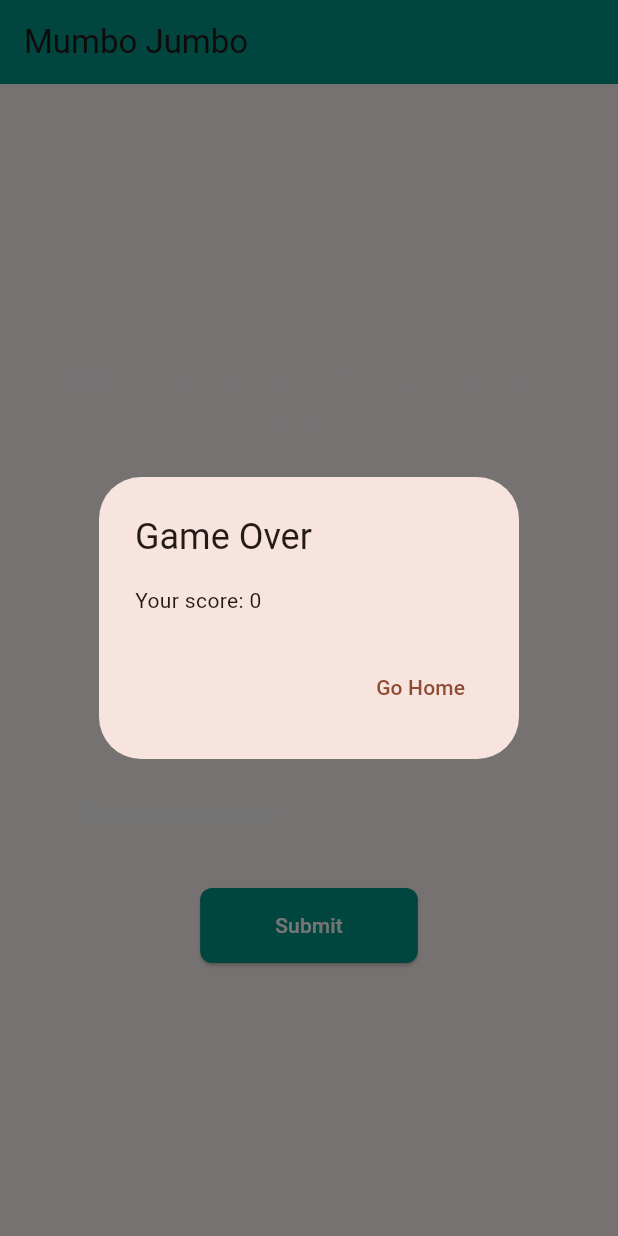
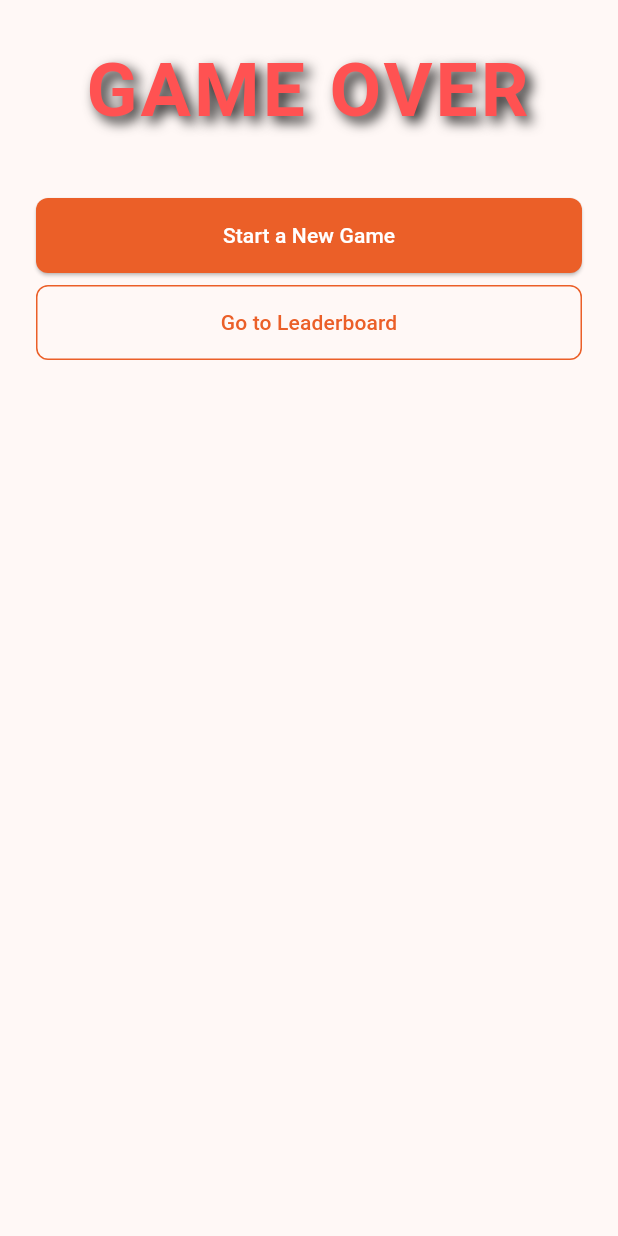
Before and after one commit to shetty456/mumbojumbo, a Flutter app: the GameZoneScreen screen opened by its route, after a tap on "Submit", on a phone screen of 412 x 824 dp. Run offline on Flutter 3.47's test engine with Material 3 defaults, Android fonts, the phone set to English and light mode, and no system bars; drawn by our look-alikes of flutter_animate; our stand-ins replace audioplayers, flutter_hooks, freezed_annotation, go_router, hooks_riverpod, riverpod_annotation and 1 more; accounts and stored records are empty; generated files the repository leaves out were written again.

Commit message:
add other screens

```diff
--- a/lib/common/router.dart
+++ b/lib/common/router.dart
@@ -1,22 +1,32 @@
 import 'package:go_router/go_router.dart';
+import 'package:mumbojumbo/screens/gameover_screen.dart';
 import 'package:mumbojumbo/screens/gamezone_screen.dart';
 import 'package:mumbojumbo/screens/leaderboard_screen.dart';
 import 'package:mumbojumbo/screens/onboarding_screen.dart';
+import 'package:mumbojumbo/screens/username_screen.dart';
 
 final appRouter = GoRouter(
   initialLocation: AppRoutePaths.onboarding,
   routes: [
     GoRoute(
       path: AppRoutePaths.onboarding,
-      builder: (context, state) => OnboardingScreen(),
+      builder: (context, state) => const OnboardingScreen(),
     ),
     GoRoute(
       path: AppRoutePaths.leaderboard,
-      builder: (context, state) => LeaderboardScreen(),
+      builder: (context, state) => const LeaderboardScreen(),
     ),
     GoRoute(
       path: AppRoutePaths.gamezone,
-      builder: (context, state) => GameZoneScreen(),
+      builder: (context, state) => const GameZoneScreen(),
+    ),
+    GoRoute(
+      path: AppRoutePaths.username,
+      builder: (context, state) => const UsernameScreen(),
+    ),
+    GoRoute(
+      path: AppRoutePaths.gameover,
+      builder: (context, state) => const GameoverScreen(),
     ),
   ],
 );
@@ -25,4 +35,6 @@ abstract class AppRoutePaths {
   static const onboarding = "/onboarding";
   static const leaderboard = "/leaderboard";
   static const gamezone = "/gamezone";
+  static const username = "/username";
+  static const gameover = "/gameover";
 }
--- a/lib/main.dart
+++ b/lib/main.dart
@@ -28,6 +28,17 @@ class MyApp extends StatelessWidget {
             ),
           ),
         ),
+        outlinedButtonTheme: OutlinedButtonThemeData(
+          style: OutlinedButton.styleFrom(
+            foregroundColor: spcolor, // Text color
+            side: const BorderSide(color: spcolor), // Outline color
+            padding: const EdgeInsets.symmetric(
+                horizontal: 30, vertical: 15), // Padding
+            shape: RoundedRectangleBorder(
+              borderRadius: BorderRadius.circular(8), // Rounded corners
+            ),
+          ),
+        ),
         useMaterial3: true,
       ),
       routerConfig: appRouter,
--- /dev/null
+++ b/lib/screens/gameover_screen.dart
@@ -0,0 +1,59 @@
+import 'package:flutter/material.dart';
+import 'package:flutter_animate/flutter_animate.dart';
+import 'package:go_router/go_router.dart';
+import 'package:hooks_riverpod/hooks_riverpod.dart';
+import 'package:mumbojumbo/common/router.dart';
+import 'package:mumbojumbo/screens/onboarding_screen.dart';
+
+class GameoverScreen extends HookConsumerWidget {
+  const GameoverScreen({super.key});
+  @override
+  Widget build(BuildContext context, WidgetRef ref) {
+    return Scaffold(
+      body: SafeArea(
+        child: Container(
+          padding: EdgeInsets.all(24),
+          child: Column(
+            crossAxisAlignment: CrossAxisAlignment.stretch,
+            children: [
+              const Text(
+                'GAME OVER',
+                textAlign: TextAlign.center,
+                style: TextStyle(
+                  fontSize: 50, // Large size for emphasis
+                  fontWeight: FontWeight.bold, // Bold and dramatic
+                  color: Colors
+                      .redAccent, // Red is often used for failure or urgency
+                  shadows: [
+                    Shadow(
+                      blurRadius: 10.0,
+                      color: Colors.black87, // Dark shadow for depth
+                      offset: Offset(4, 4),
+                    ),
+                  ],
+                  letterSpacing: 2.0, // Slight spacing to add intensity
+                ),
+              )
+                  .animate()
+                  .fadeIn(duration: 1.seconds) // Fade in animation
+                  // Scale animation
+                  .flip(duration: 1.2.seconds)
+                  .scale(duration: 0.6.seconds, curve: Curves.easeOut),
+              vHeight(36),
+              ElevatedButton(
+                onPressed: () => context.go(AppRoutePaths.onboarding),
+                child: const Text('Start a New Game'),
+              ),
+              vHeight(8),
+              // todo: this button should be placed somewhere else
+              OutlinedButton(
+                onPressed: () => context.push(AppRoutePaths.leaderboard),
+                child: const Text('Go to Leaderboard'),
+              ),
+            ],
+          ),
+        ),
+      ),
+    );
+  }
+}
--- a/lib/screens/gamezone_screen.dart
+++ b/lib/screens/gamezone_screen.dart
@@ -8,6 +8,7 @@ import 'package:mumbojumbo/common/models/common_models.dart';
 import 'dart:math';
 
 import 'package:mumbojumbo/common/router.dart';
+import 'package:mumbojumbo/screens/onboarding_screen.dart';
 
 class GameZoneScreen extends HookWidget {
   const GameZoneScreen({super.key});
@@ -26,6 +27,16 @@ class GameZoneScreen extends HookWidget {
     final controller = useTextEditingController();
     final focusNode = useFocusNode();
 
+    // Using useAnimationController hook to create an AnimationController
+    final animationController = useAnimationController(
+      duration: const Duration(seconds: 5), // Set animation duration
+    ); // Start animation from 1.0 (100%) and reverse
+
+    // Map the controller's value range (0.0 - 1.0) to a range of 0.2 to 0.0 (20% to 0%)
+    final animation = useMemoized(() {
+      return Tween<double>(begin: 1.0, end: 0.0).animate(animationController);
+    }, [animationController]);
+
     String jumbleWord(String word) {
       List<String> characters = word.split('');
       characters.shuffle(Random());
@@ -36,21 +47,22 @@ class GameZoneScreen extends HookWidget {
       timer.value?.cancel();
       controller.clear();
       timeLeft.value = 30;
-      showDialog(
-        context: context,
-        builder: (_) => AlertDialog(
-          title: const Text('Game Over'),
-          content: Text('Your score: ${score.value}'),
-          actions: [
-            TextButton(
-              onPressed: () {
-                context.go(AppRoutePaths.onboarding);
-              },
-              child: const Text('Go Home'),
-            ),
-          ],
-        ),
-      );
+      context.go(AppRoutePaths.gameover);
+      // showDialog(
+      //   context: context,
+      //   builder: (_) => AlertDialog(
+      //     title: const Text('Game Over'),
+      //     content: Text('Your score: ${score.value}'),
+      //     actions: [
+      //       TextButton(
+      //         onPressed: () {
+      //           context.go(AppRoutePaths.onboarding);
+      //         },
+      //         child: const Text('Go Home'),
+      //       ),
+      //     ],
+      //   ),
+      // );
     }
 
     void startTimer() {
@@ -65,22 +77,25 @@ class GameZoneScreen extends HookWidget {
     }
 
     Future<void> loadAnagrams() async {
-  final String response = await rootBundle.loadString('lib/data/words.json');
+      final String response =
+          await rootBundle.loadString('lib/data/words.json');
       final List<dynamic> data = json.decode(response);
 
-  final validData = data.where((item) => item['originalWord'] != null && item['hint'] != null);
+      final validData = data.where(
+          (item) => item['originalWord'] != null && item['hint'] != null);
 
-  anagrams.value = validData.map((item) => JumbleWord.fromJson(item)).toList();
+      anagrams.value =
+          validData.map((item) => JumbleWord.fromJson(item)).toList();
 
       if (anagrams.value.isNotEmpty) {
-    currentHint.value = anagrams.value[questionIndex.value].hint ?? 'No hint available';
+        currentHint.value =
+            anagrams.value[questionIndex.value].hint ?? 'No hint available';
         correctAnswer.value = anagrams.value[questionIndex.value].originalWord;
         currentAnagram.value = jumbleWord(correctAnswer.value);
 
         startTimer();
       }
     }
-
 
     useEffect(() {
       loadAnagrams();
@@ -110,69 +125,109 @@ class GameZoneScreen extends HookWidget {
       }
     }
 
+    String formatTime(int seconds) {
+      return '${(Duration(seconds: seconds))}'.split('.')[0].padLeft(8, '0');
+    }
+
     return Scaffold(
-      appBar: AppBar(
-        title: const Text('Mumbo Jumbo'),
-        backgroundColor: Colors.teal,
+      // appBar: AppBar(
+      //   title: const Text('Mumbo Jumbo'),
+      // ),
+      body: SafeArea(
+        child: Padding(
+          padding: const EdgeInsets.all(24.0),
+          child: Column(
+            crossAxisAlignment: CrossAxisAlignment.stretch,
+            children: [
+              ClipRRect(
+                borderRadius: BorderRadius.circular(8),
+                child: AnimatedBuilder(
+                  animation: animation,
+                  builder: (context, child) {
+                    return LinearProgressIndicator(
+                      value: animation
+                          .value, // Animating progress value from 0.2 to 0.0
+                      color: Colors.green,
+                      backgroundColor: Colors.grey,
+                    );
+                  },
                 ),
-      body: Padding(
-        padding: const EdgeInsets.all(20.0),
-        child: Column(
+              ),
+
+              vHeight(32),
+              Text(
+                formatTime(timeLeft.value),
+                style: const TextStyle(
+                    fontSize: 32,
+                    color: Colors.red,
+                    fontWeight: FontWeight.w900),
+                textAlign: TextAlign.center,
+              ),
+              vHeight(32),
+              Row(
                 mainAxisAlignment: MainAxisAlignment.center,
                 children: [
+                  const Icon(
+                    Icons.info_outline,
+                    color: Color(0xff34C759),
+                  ),
+                  const SizedBox(
+                    width: 4,
+                  ),
                   Text(
-              'Hint: ${currentHint.value}',
-              style: const TextStyle(fontSize: 20, color: Colors.white60),
+                    currentHint.value,
+                    style: const TextStyle(
+                        fontSize: 16,
+                        color: Color(0xff34C759),
+                        fontWeight: FontWeight.w600),
                     textAlign: TextAlign.center,
                   ),
-            const SizedBox(height: 20),
+                ],
+              ),
+              vHeight(60),
+              // Text(
+              //   'Score: ${score.value}',
+              //   style: const TextStyle(
+              //     fontSize: 20,
+              //   ),
+              // ),
               Text(
-              'Time Left: ${timeLeft.value}',
-              style: const TextStyle(fontSize: 24, color: Colors.white),
+                textAlign: TextAlign.center,
+                currentAnagram.value,
+                style:
+                    const TextStyle(fontSize: 45, fontWeight: FontWeight.bold),
               ),
-            const SizedBox(height: 20),
-            Text(
-              'Score: ${score.value}',
-              style: const TextStyle(fontSize: 20, color: Colors.white),
-            ),
-            const SizedBox(height: 40),
-            Text(
-              currentAnagram.value,
-              style: const TextStyle(fontSize: 40, color: Colors.white),
-            ),
-            const SizedBox(height: 20),
-            Padding(
-              padding: const EdgeInsets.symmetric(horizontal: 16.0),
-              child: TextField(
+              vHeight(60),
+              TextField(
                 controller: controller,
                 focusNode: focusNode,
                 decoration: InputDecoration(
                   hintText: 'Type your answer',
-                  hintStyle: const TextStyle(color: Colors.white60),
+                  hintStyle: const TextStyle(color: Colors.black),
                   filled: true,
-                  fillColor: Colors.white24,
+                  fillColor: Colors.white,
+                  contentPadding: const EdgeInsets.symmetric(
+                      vertical: 10.0, horizontal: 12.0),
                   border: OutlineInputBorder(
-                    borderRadius: BorderRadius.circular(10),
-                    borderSide: BorderSide.none,
+                    borderRadius: BorderRadius.circular(8),
+                    borderSide: const BorderSide(
+                      color: Color(0xffD9D9D9),
+                      width: 1.0,
                     ),
                   ),
-                style: const TextStyle(color: Colors.white),
+                ),
+                style: const TextStyle(color: Colors.black),
                 onSubmitted: submitAnswer,
               ),
-            ),
-            const SizedBox(height: 20),
+              vHeight(16),
               ElevatedButton(
                 onPressed: () => submitAnswer(controller.text),
-              style: ElevatedButton.styleFrom(
-                backgroundColor: Colors.teal,
-                padding:
-                    const EdgeInsets.symmetric(horizontal: 50, vertical: 15),
-              ),
                 child: const Text('Submit'),
               ),
             ],
           ),
         ),
+      ),
     );
   }
 }
--- a/lib/screens/onboarding_screen.dart
+++ b/lib/screens/onboarding_screen.dart
@@ -9,13 +9,7 @@ class OnboardingScreen extends HookConsumerWidget {
 
   @override
   Widget build(BuildContext context, WidgetRef ref) {
-    final userNameController = useTextEditingController();
 
-    void submitUserName(String username) {
-      // todo: here we can call the provider to check
-      print(username);
-      context.push(AppRoutePaths.gamezone);
-    }
 
     return Scaffold(
       // appBar: AppBar(title: const Text('Welcome to Mumbo Jumbo')),
@@ -58,42 +52,24 @@ class OnboardingScreen extends HookConsumerWidget {
               const InstructionItem(
                   text:
                       'Guess the anagram names related to our ashram or spiritual themes.'),
-              const InstructionItem(text: 'Players have 30 seconds to guess.'),
+              const InstructionItem(text: 'Players have 30 seconds to type the right answer.'),
               const InstructionItem(
                   text:
                       'Correct guesses earn points and proceed to the next round.'),
               const InstructionItem(
                   text:
                       'If no one guesses correctly within 30 seconds, the game ends.'),
+                                    const InstructionItem(
+                  text:
+                      'One can attempt a maximum of 20 questions only.'),
               const Spacer(),
-              TextField(
-                controller: userNameController,
-                decoration: InputDecoration(
-                  hintText: 'Username',
-                  hintStyle: const TextStyle(color: Colors.black),
-                  filled: true,
-                  fillColor: Colors.white,
-                  contentPadding: const EdgeInsets.symmetric(
-                      vertical: 10.0, horizontal: 12.0),
-                  border: OutlineInputBorder(
-                    borderRadius: BorderRadius.circular(8),
-                    borderSide: const BorderSide(
-                      color: Color(0xffD9D9D9),
-                      width: 1.0,
-                    ),
-                  ),
-                ),
-                style: const TextStyle(color: Colors.black),
-                onSubmitted: submitUserName,
-              ),
-              vHeight(8),
               ElevatedButton(
-                onPressed: () => submitUserName(userNameController.text),
+                onPressed: () => context.push(AppRoutePaths.username),
                 child: const Text('Start the Game'),
               ),
               vHeight(8),
               // todo: this button should be placed somewhere else
-              ElevatedButton(
+              OutlinedButton(
                 onPressed: () => context.push(AppRoutePaths.leaderboard),
                 child: const Text('Go to Leaderboard'),
               ),
@@ -103,11 +79,11 @@ class OnboardingScreen extends HookConsumerWidget {
       ),
     );
   }
+}
 
-  SizedBox vHeight(double height) => SizedBox(
-        height: height,
-      );
-}
+SizedBox vHeight(double height) => SizedBox(
+      height: height,
+    );
 
 class InstructionItem extends StatelessWidget {
   final String text;
--- /dev/null
+++ b/lib/screens/username_screen.dart
@@ -0,0 +1,65 @@
+import 'package:flutter/material.dart';
+import 'package:flutter_hooks/flutter_hooks.dart';
+import 'package:go_router/go_router.dart';
+import 'package:hooks_riverpod/hooks_riverpod.dart';
+import 'package:mumbojumbo/common/router.dart';
+import 'package:mumbojumbo/screens/onboarding_screen.dart';
+
+class UsernameScreen extends HookConsumerWidget {
+  const UsernameScreen({super.key});
+  @override
+  Widget build(BuildContext context, WidgetRef ref) {
+    final userNameController = useTextEditingController();
+
+    void submitUserName(String username) {
+      // todo: here we can call the provider to check
+      print(username);
+      context.push(AppRoutePaths.gamezone);
+    }
+
+    return Scaffold(
+      appBar: AppBar(title: const Text('Welcome to Mumbo Jumbo')),
+      body: SafeArea(
+          child: Container(
+        padding: const EdgeInsets.all(24),
+        child: Column(
+          crossAxisAlignment: CrossAxisAlignment.stretch,
+          children: [
+            const Text(
+              'Please input a random username so that we can identify you when you win the game. Please make sure that it is unique...',
+              style: TextStyle(fontSize: 14, fontWeight: FontWeight.bold),
+            ),
+            vHeight(16),
+            TextField(
+              controller: userNameController,
+              decoration: InputDecoration(
+                hintText: 'Username',
+                hintStyle: const TextStyle(color: Colors.black),
+                filled: true,
+                fillColor: Colors.white,
+                contentPadding: const EdgeInsets.symmetric(
+                    vertical: 10.0, horizontal: 12.0),
+                border: OutlineInputBorder(
+                  borderRadius: BorderRadius.circular(8),
+                  borderSide: const BorderSide(
+                    color: Color(0xffD9D9D9),
+                    width: 1.0,
+                  ),
+                ),
+              ),
+              style: const TextStyle(color: Colors.black),
+              onSubmitted: submitUserName,
+            ),
+            vHeight(16),
+            ElevatedButton(
+              onPressed: () => submitUserName(userNameController.text),
+              child: const Text('Enter Gamezone'),
+            ),
+            vHeight(32),
+            Image.asset('assets/images/game.png')
+          ],
+        ),
+      )),
+    );
+  }
+}
--- a/pubspec.yaml
+++ b/pubspec.yaml
@@ -43,6 +43,7 @@ dependencies:
   json_annotation: ^4.9.0
   shared_preferences: ^2.3.2
   riverpod_annotation: ^2.5.3
+  flutter_animate: ^4.5.0
 
 dev_dependencies:
   flutter_test:
@@ -76,7 +77,7 @@ flutter:
     - assets/sounds/bg_music.mp3
     - lib/data/words.json
     - lib/data/leaderboard.json
-    - assets/images/logo.png
+    - assets/images/
 
   # An image asset can refer to one or more resolution-specific "variants", see
   # https://flutter.dev/to/resolution-aware-images
```
Also changed, not shown: assets/images/game.png (added), assets/images/saraswati.jpg (added), pubspec.lock. Lines whose indentation alone changed are shown as unchanged.
